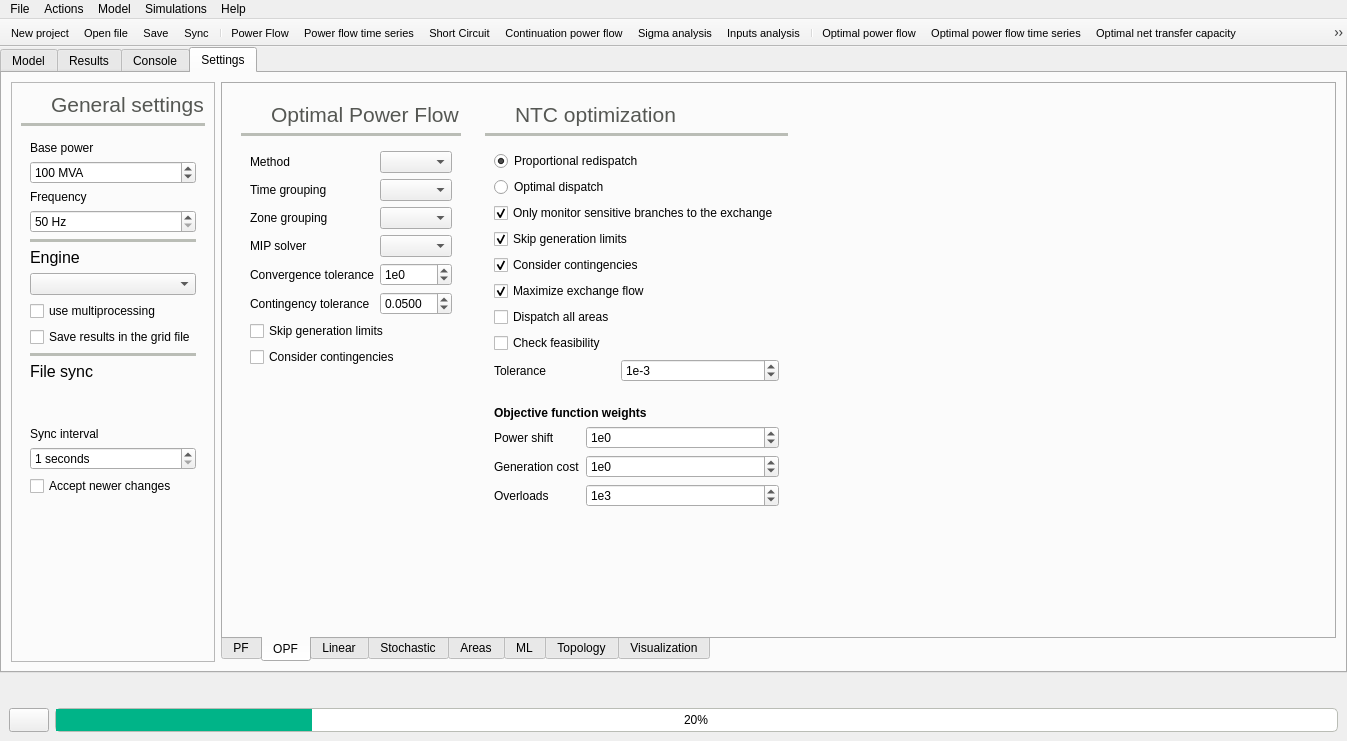
Qt form src/GridCal/Gui/Main/MainWindow.ui (SanPen/GridCal) before a commit.
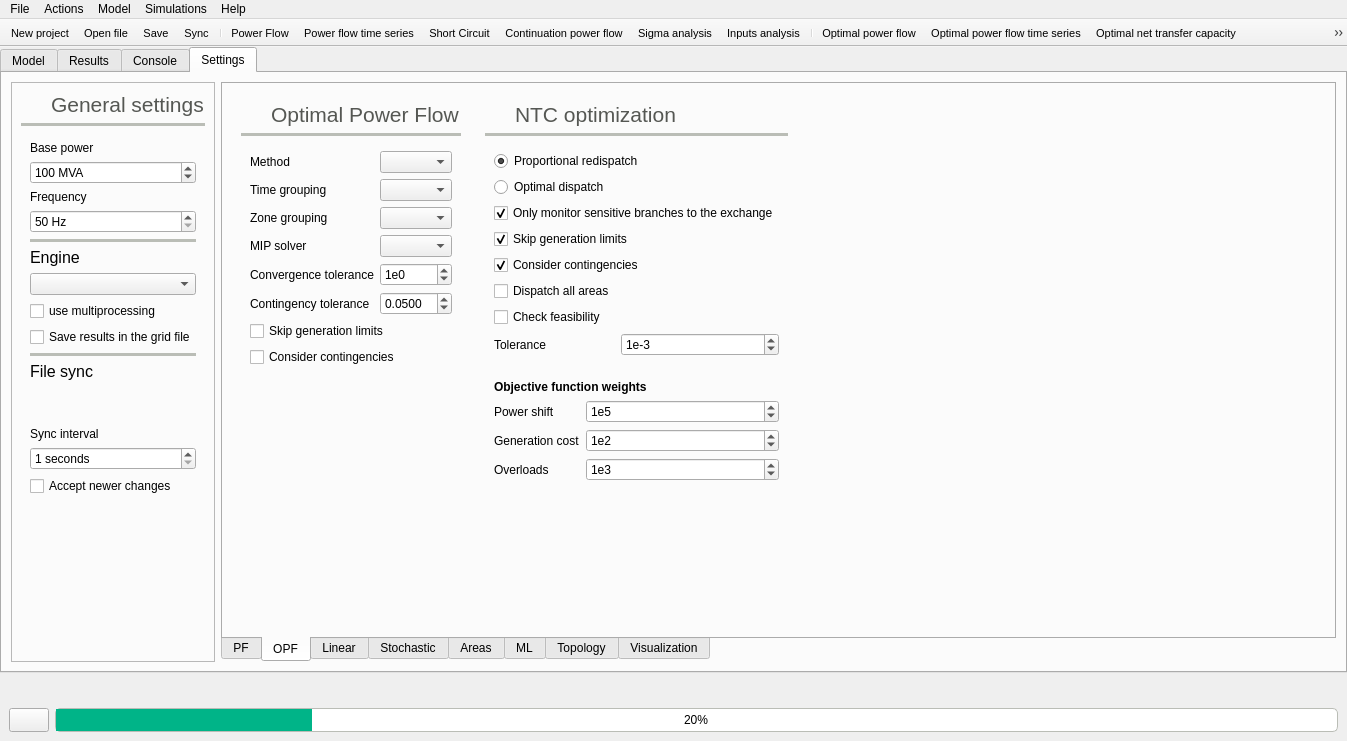
The same form after that commit. The open tabs and pages were chosen to show the change. Icons and pictures are not drawn.

Commit message: remove unused checkboxes and fix default spinbox values

What changed in the file:
```diff
--- a/src/GridCal/Gui/Main/MainWindow.ui
+++ b/src/GridCal/Gui/Main/MainWindow.ui
@@ -3265,6 +3265,19 @@
                     </property>
                    </widget>
                   </item>
+                  <item row="1" column="0" colspan="2">
+                   <widget class="QRadioButton" name="optimalRedispatchRadioButton">
+                    <property name="toolTip">
+                     <string>The generation is modified so that the transference is maximal.</string>
+                    </property>
+                    <property name="text">
+                     <string>Optimal dispatch</string>
+                    </property>
+                    <property name="checked">
+                     <bool>false</bool>
+                    </property>
+                   </widget>
+                  </item>
                   <item row="2" column="0" colspan="2">
                    <widget class="QCheckBox" name="monitorOnlySensitiveBranchesCheckBox">
                     <property name="toolTip">
@@ -3278,45 +3291,6 @@
                     </property>
                    </widget>
                   </item>
-                  <item row="8" column="0">
-                   <widget class="QLabel" name="label_101">
-                    <property name="text">
-                     <string>Tolerance</string>
-                    </property>
-                   </widget>
-                  </item>
-                  <item row="8" column="1">
-                   <widget class="QSpinBox" name="ntcOpfTolSpinBox">
-                    <property name="toolTip">
-                     <string>This value determines if the convergence is reached</string>
-                    </property>
-                    <property name="suffix">
-                     <string/>
-                    </property>
-                    <property name="prefix">
-                     <string>1e</string>
-                    </property>
-                    <property name="minimum">
-                     <number>-99</number>
-                    </property>
-                    <property name="value">
-                     <number>-3</number>
-                    </property>
-                   </widget>
-                  </item>
-                  <item row="4" column="0" colspan="2">
-                   <widget class="QCheckBox" name="considerContingenciesNtcOpfCheckBox">
-                    <property name="toolTip">
-                     <string>If activated, the N-1 contingencies are considered</string>
-                    </property>
-                    <property name="text">
-                     <string>Consider contingencies</string>
-                    </property>
-                    <property name="checked">
-                     <bool>true</bool>
-                    </property>
-                   </widget>
-                  </item>
                   <item row="3" column="0" colspan="2">
                    <widget class="QCheckBox" name="skipNtcGenerationLimitsCheckBox">
                     <property name="toolTip">
@@ -3330,46 +3304,62 @@
                     </property>
                    </widget>
                   </item>
-                  <item row="1" column="0" colspan="2">
-                   <widget class="QRadioButton" name="optimalRedispatchRadioButton">
+                  <item row="4" column="0" colspan="2">
+                   <widget class="QCheckBox" name="considerContingenciesNtcOpfCheckBox">
                     <property name="toolTip">
-                     <string>The generation is modified so that the transference is maximal.</string>
+                     <string>If activated, the N-1 contingencies are considered</string>
                     </property>
                     <property name="text">
-                     <string>Optimal dispatch</string>
-                    </property>
-                    <property name="checked">
-                     <bool>false</bool>
-                    </property>
-                   </widget>
-                  </item>
-                  <item row="5" column="0" colspan="2">
-                   <widget class="QCheckBox" name="ntcMaximizeExchangeFlowCheckBox">
-                    <property name="text">
-                     <string>Maximize exchange flow</string>
+                     <string>Consider contingencies</string>
                     </property>
                     <property name="checked">
                      <bool>true</bool>
                     </property>
                    </widget>
                   </item>
-                  <item row="7" column="0" colspan="2">
-                   <widget class="QCheckBox" name="ntcFeasibilityCheckCheckBox">
-                    <property name="text">
-                     <string>Check feasibility</string>
-                    </property>
-                    <property name="checked">
-                     <bool>false</bool>
-                    </property>
-                   </widget>
-                  </item>
-                  <item row="6" column="0">
+                  <item row="5" column="0">
                    <widget class="QCheckBox" name="ntcDispatchAllAreasCheckBox">
                     <property name="text">
                      <string>Dispatch all areas</string>
                     </property>
                    </widget>
                   </item>
+                  <item row="6" column="0" colspan="2">
+                   <widget class="QCheckBox" name="ntcFeasibilityCheckCheckBox">
+                    <property name="text">
+                     <string>Check feasibility</string>
+                    </property>
+                    <property name="checked">
+                     <bool>false</bool>
+                    </property>
+                   </widget>
+                  </item>
+                  <item row="7" column="0">
+                   <widget class="QLabel" name="label_101">
+                    <property name="text">
+                     <string>Tolerance</string>
+                    </property>
+                   </widget>
+                  </item>
+                  <item row="7" column="1">
+                   <widget class="QSpinBox" name="ntcOpfTolSpinBox">
+                    <property name="toolTip">
+                     <string>This value determines if the convergence is reached</string>
+                    </property>
+                    <property name="suffix">
+                     <string/>
+                    </property>
+                    <property name="prefix">
+                     <string>1e</string>
+                    </property>
+                    <property name="minimum">
+                     <number>-99</number>
+                    </property>
+                    <property name="value">
+                     <number>-3</number>
+                    </property>
+                   </widget>
+                  </item>
                  </layout>
                 </widget>
                </item>
@@ -3551,7 +3541,7 @@
                      <number>-99</number>
                     </property>
                     <property name="value">
-                     <number>0</number>
+                     <number>5</number>
                     </property>
                    </widget>
                   </item>
@@ -3574,7 +3564,7 @@
                      <number>-99</number>
                     </property>
                     <property name="value">
-                     <number>0</number>
+                     <number>2</number>
                     </property>
                    </widget>
                   </item>
```
The commit also changes 2 other files.
